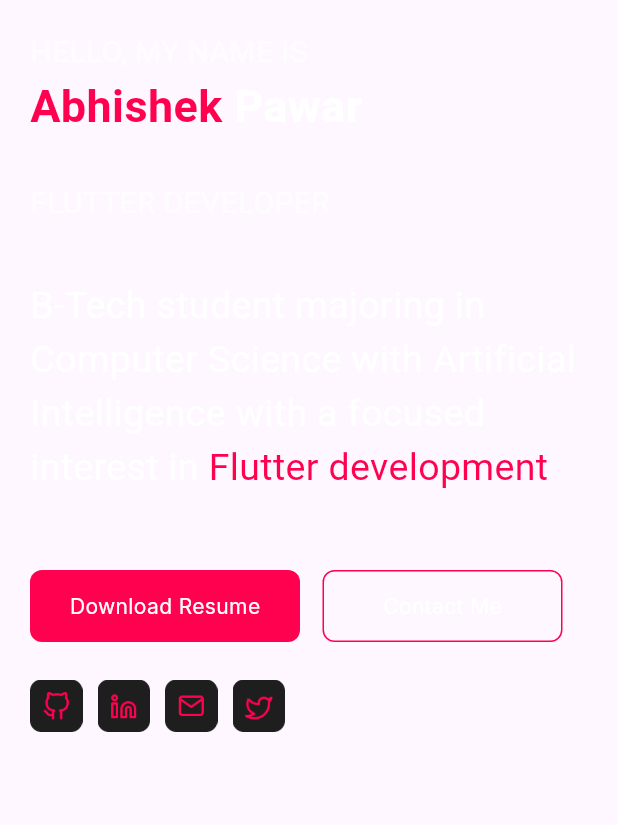
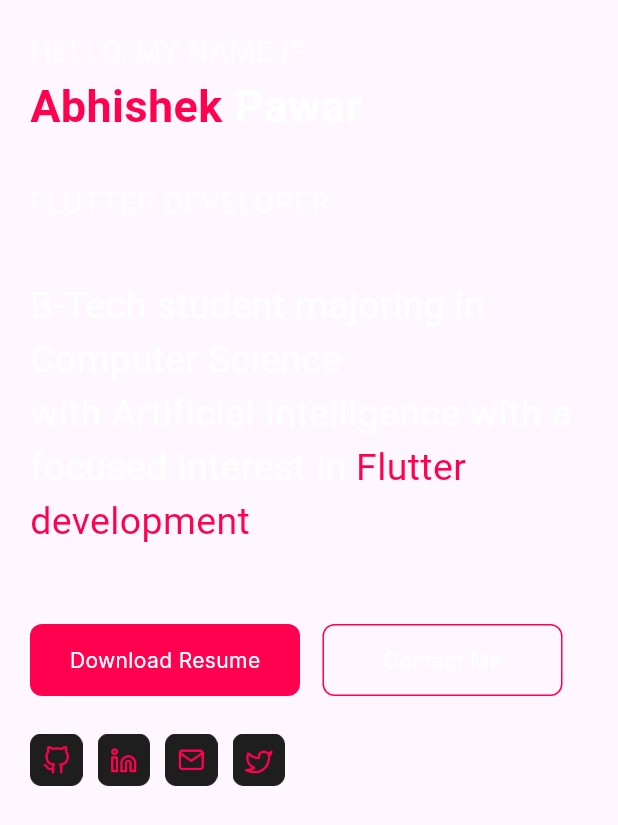
Before and after one commit to abhipawar2004/my_portfolio, a Flutter app: the HomeWidget widget shown alone on an empty page, opened directly with empty values, after a tap on "Download Resume", on a phone screen of 412 x 824 dp. Shown: the top 825 px of the screen. Run offline on Flutter 3.47's test engine with Material 3 defaults, Android fonts, the phone set to English and light mode, and no system bars; our stand-ins replace google_fonts; Roboto replaces fonts that are missing (Katibeh).

```diff
--- a/lib/widgets/homewidget.dart
+++ b/lib/widgets/homewidget.dart
@@ -65,7 +65,7 @@ class HomeWidget extends StatelessWidget {
                               ),
                               TextSpan(
                                 text:
-                                  '\nB-Tech student majoring in Computer Science with Artificial Intelligence with a focused interest in',
+                                    '\nB-Tech student majoring in Computer Science\nwith Artificial Intelligence with a focused interest in',
                                 style: GoogleFonts.katibeh(
                                   textStyle: const TextStyle(
                                     fontSize: 25,
@@ -95,7 +95,7 @@ class HomeWidget extends StatelessWidget {
                               width: 180,
                               onPressed: () async {
                                 const url =
-                                  'https://drive.google.com/uc?export=download&id=1Tc8l-tjSUcLiRjK4-HovXOWPRl792WHI';
+                                    'https://drive.google.com/uc?export=download&id=1arL8NcFZHC5eiYAWy_BLmttAU7Olf_G4';
                                 if (await canLaunch(url)) {
                                   await launch(url);
                                 } else {
```
Also changed, not shown: 2 other files. Lines whose indentation alone changed are shown as unchanged.
